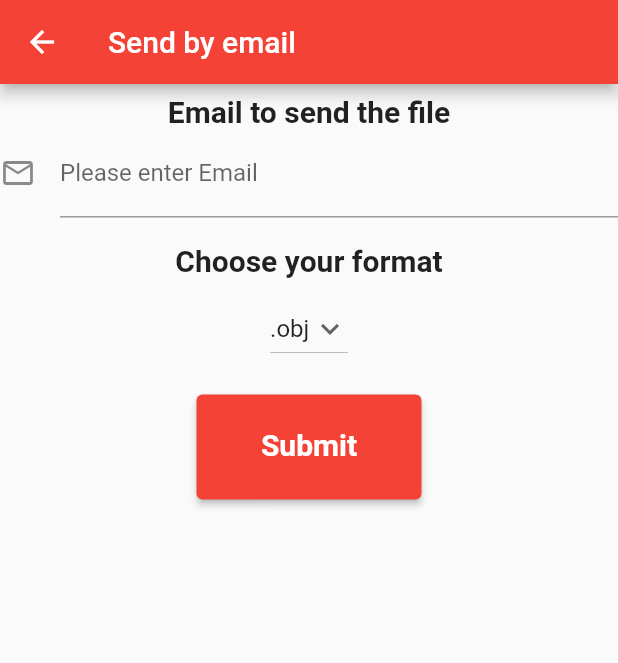
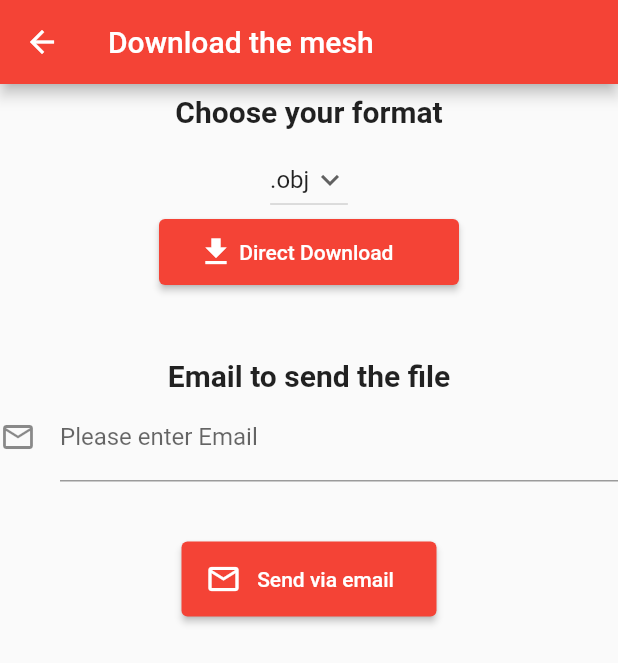
Before and after one commit to Tim-HW/Floorplan-to-3D-Flutter, a Flutter app: the EmailForm screen opened directly with empty values, on a phone screen of 412 x 824 dp. Shown: the top 663 px of the screen. Run offline on Flutter 3.47's test engine with Material 2 defaults, Android fonts, the phone set to English and light mode, and no system bars; our stand-ins replace email_validator, file_picker, image_picker; missing offline and left inert: document_scanner_flutter, drop_down_list, flutter_file_downloader, model_viewer.

Commit message:
download button added

```diff
--- a/lib/picture/email.dart
+++ b/lib/picture/email.dart
@@ -3,18 +3,40 @@ import 'package:email_validator/email_validator.dart';
 import 'dart:convert';
 import 'package:http/http.dart' as http;
 import 'package:drop_down_list/drop_down_list.dart';
+import 'package:flutter_file_downloader/flutter_file_downloader.dart';
 import '../home.dart';
 
 // Create a Form widget.
 class EmailForm extends StatefulWidget {
-  final String title;
-  const EmailForm(this.title);
+  final String ID;
+  const EmailForm(this.ID);
 
   @override
   EmailFormState createState() {
     return EmailFormState();
   }
 }
+
+
+
+  // Create a global key that uniquely identifies the Form widget
+  // and allows validation of the form.
+  //
+  // Note: This is a GlobalKey<FormState>,
+  // not a GlobalKey<EmailFormState>.
+  final _formKey = GlobalKey<FormState>();
+  final myController = TextEditingController();
+  // Initial Selected Value
+  String dropdownvalue = '.obj';
+  double? _progress;
+
+  // List of items in our dropdown menu
+  var items = [
+    '.obj',
+    '.fbx',
+    '.stl',
+    '.gltf',
+  ];
 
 // Create a corresponding State class.
 // This class holds data related to the form.
@@ -33,23 +55,24 @@ class EmailFormState extends State<EmailForm> {
     );
   }
 
-  // Create a global key that uniquely identifies the Form widget
-  // and allows validation of the form.
-  //
-  // Note: This is a GlobalKey<FormState>,
-  // not a GlobalKey<EmailFormState>.
-  final _formKey = GlobalKey<FormState>();
-  final myController = TextEditingController();
-  // Initial Selected Value
-  String dropdownvalue = '.obj';
 
-  // List of items in our dropdown menu
-  var items = [
-    '.obj',
-    '.fbx',
-    '.stl',
-    '.gltf',
-  ];
+  void Downloader(String ID, String format){
+
+    FileDownloader.downloadFile
+      (
+        url: 'https://shoothouse.cylab.be/downloader?ID='+ID+'&ext='+format,
+        onProgress: (name,progress){
+          setState(() {
+            _progress = progress;
+          });
+        });
+    onDownloadComplet: (value){
+      print('path $value');
+      setState(() {
+        _progress = null;
+      });
+    };
+  }
 
   @override
   Widget build(BuildContext context) {
@@ -61,7 +84,7 @@ class EmailFormState extends State<EmailForm> {
         ),
         child: Scaffold(
             appBar: AppBar(
-              title: const Text('Send by email'),
+              title: const Text('Download the mesh'),
             ),
             body: Form(
               key: _formKey,
@@ -69,27 +92,6 @@ class EmailFormState extends State<EmailForm> {
                 crossAxisAlignment: CrossAxisAlignment.center,
                 children: [
                   SizedBox(height: 10),
-                  Text("Email to send the file",
-                      style: TextStyle(
-                          fontWeight: FontWeight.bold,
-                          height: 1,
-                          fontSize: 20)),
-                  TextFormField(
-                    decoration: const InputDecoration(
-                      icon: Icon(Icons.email_outlined),
-                      hintText: 'What do people call you?',
-                      labelText: 'Please enter Email',
-                    ),
-                    controller: myController,
-                    // The validator receives the text that the user has entered.
-                    validator: (value) {
-                      if (value == null || value.isEmpty) {
-                        return 'Please enter a valid email';
-                      }
-                      return null;
-                    },
-                  ),
-                  SizedBox(height: 20),
                 Text("Choose your format",
                     style: TextStyle(
                         fontWeight: FontWeight.bold,
@@ -118,18 +120,61 @@ class EmailFormState extends State<EmailForm> {
                     });
                   },
                 ),
+                  SizedBox(
+                    width: 200,
+                    child: ElevatedButton(
+                      onPressed: () {
+                        Downloader(widget.ID,dropdownvalue);
+                      },
+                      style: ButtonStyle(
+                          backgroundColor:
+                          MaterialStateProperty.all(
+                              Colors.red)),
+                      child: Padding(
+                        padding: const EdgeInsets.all(10),
+                        child: Row(
+                          children: const [
+                            Icon(Icons.download),
+                            Text(' Direct Download')
+                          ],
+                        ),
+                      ),
+                    ),
+                  ),
+                  SizedBox(height: 50),
+                  Text("Email to send the file",
+                      style: TextStyle(
+                          fontWeight: FontWeight.bold,
+                          height: 1,
+                          fontSize: 20)),
+                  TextFormField(
+                    decoration: const InputDecoration(
+                      icon: Icon(Icons.email_outlined),
+                      hintText: 'What do people call you?',
+                      labelText: 'Please enter Email',
+                    ),
+                    controller: myController,
+                    // The validator receives the text that the user has entered.
+                    validator: (value) {
+                      if (value == null || value.isEmpty) {
+                        return 'Please enter a valid email';
+                      }
+                      return null;
+                    },
+                  ),
+                  SizedBox(height: 20),
+
                   Padding(
                     padding: const EdgeInsets.symmetric(vertical: 20.0),
                     child: ElevatedButton(
                       style: ElevatedButton.styleFrom(
-                          fixedSize: const Size(150, 70)),
+                          fixedSize: const Size(170, 50)),
                       onPressed: () {
                         // Validate returns true if the form is valid, or false otherwise.
                         if (_formKey.currentState!.validate() &&
                             EmailValidator.validate(myController.text)) {
-                          print("sending");
                           createEmail(
-                              myController.text, dropdownvalue, widget.title);
+                              myController.text, dropdownvalue, widget.ID);
                           Navigator.push(
                             context,
                             MaterialPageRoute(builder: (context) => Home()),
@@ -147,13 +192,15 @@ class EmailFormState extends State<EmailForm> {
                           );
                         }
                       },
-                      child: const Text('Submit',
-                          style: TextStyle(
-                              fontWeight: FontWeight.bold,
-                              height: 1,
-                              fontSize: 20)),
-                    ),
-                  ),
+                      child: Row(
+                        children: const [
+                          Icon(Icons.email_outlined),
+                          Text('   Send via email')
+                        ],)
+
+
+                  ),)
+
                 ],
               ),
             )));
--- a/pubspec.yaml
+++ b/pubspec.yaml
@@ -51,6 +51,7 @@ dependencies:
   drop_down_list: ^0.0.4
   file_picker: ^5.2.5
   document_scanner_flutter: ^0.2.7
+  flutter_file_downloader: ^1.1.0+1
 
 
 
```
Also changed, not shown: lib/picture/image.dart (+14 -53 lines), pubspec.lock. Lines whose indentation alone changed are shown as unchanged.
